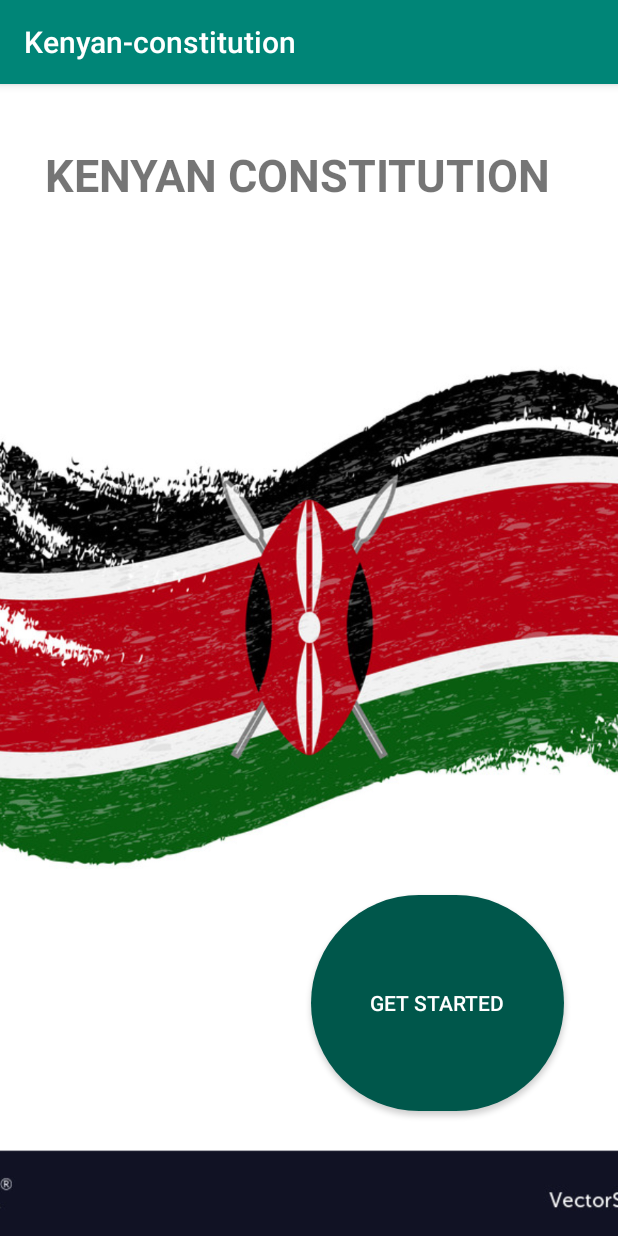
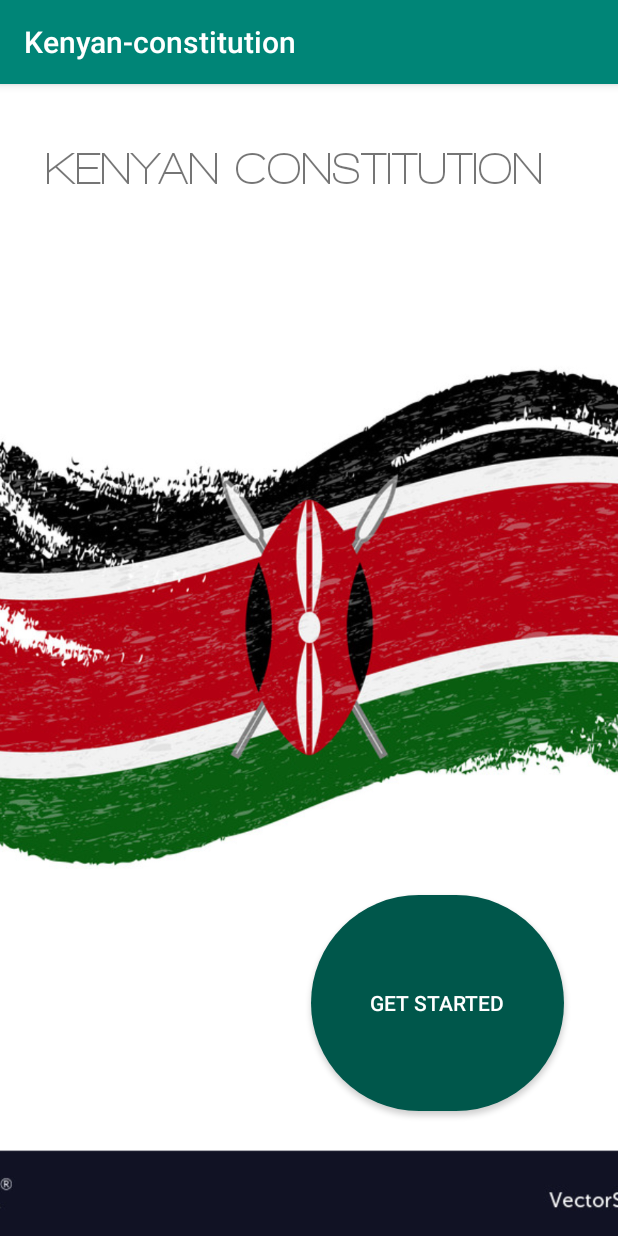
Before and after one commit to abigailwambui/Kenyan-constitution, an Android app: the screen it shows after launch (MainActivity), on a phone screen of 412 x 824 dp. Run offline under Robolectric (Android 15) with nearby library versions, the phone set to English and light mode, and no system bars.

Commit message:
apply downloaded fonts

```diff
--- a/app/src/main/java/com/example/kenyan_constitution/MainActivity.java
+++ b/app/src/main/java/com/example/kenyan_constitution/MainActivity.java
@@ -3,18 +3,24 @@
 import androidx.appcompat.app.AppCompatActivity;
 
 import android.content.Intent;
+import android.graphics.Typeface;
 import android.os.Bundle;
 import android.view.View;
 import android.widget.Button;
+import android.widget.TextView;
 
 public class MainActivity extends AppCompatActivity {
         private Button mButtonMain;
+        private TextView mTextViewMain;
 
     @Override
     protected void onCreate(Bundle savedInstanceState) {
         super.onCreate(savedInstanceState);
         setContentView(R.layout.activity_main);
 
+        mTextViewMain = (TextView) findViewById(R.id.textViewMain);
+        Typeface walkWayFont = Typeface.createFromAsset(getAssets(), "fonts/Walkway_Bold.ttf");
+        mTextViewMain.setTypeface(walkWayFont);
         mButtonMain = (Button) findViewById(R.id.buttonMain);
         mButtonMain.setOnClickListener(new View.OnClickListener() {
             @Override
```
